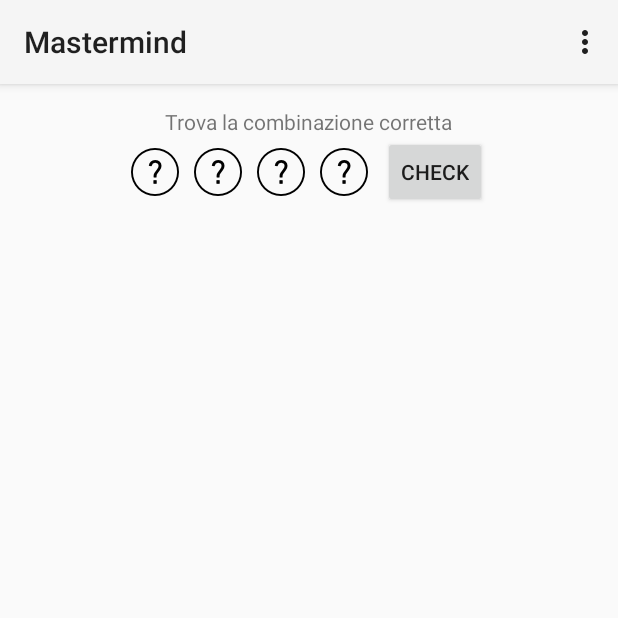
After one commit to FraCas92/Mastermind, an Android app: the MultiPlayerGamePlay screen opened directly, with no data from a screen before it, on a phone screen of 412 x 824 dp, the top half of it. The commit adds this screen. Run offline under Robolectric (Android 15) with nearby library versions, the phone set to English and light mode, and no system bars.

Commit message:
Prima integrazione del prototipo di Mirko con la gestione dei turni..

```diff
--- a/BaseGameUtils/src/main/java/com/google/example/games/basegameutils/BaseGameActivity.java
+++ b/BaseGameUtils/src/main/java/com/google/example/games/basegameutils/BaseGameActivity.java
@@ -114,7 +114,9 @@
     @Override
     protected void onStop() {
         super.onStop();
-        mHelper.onStop();
+        // TODO: OCCHIO.. MOMENTANEAMENTE REMMATA IN QUANTO CHIAMANDO L'ACTIVITY MULTIPLAYER ARRIVA UN ONSTOP CHE STACCA LA CONNESSIONE AI PLAY SERVICES..
+        // QUESTO PERò NON DOVREBBE SUCCEDERE.. L'ACTIVITY DOVREBBE ANDARE IN ONPAUSE.. DA CAPIRE
+        //mHelper.onStop();
     }
 
     @Override
--- a/app/src/main/AndroidManifest.xml
+++ b/app/src/main/AndroidManifest.xml
@@ -23,6 +23,12 @@
             android:label="@string/app_name" >
         </activity>
 
+        <activity
+            android:name="com.example.mastermind.app.MultiPlayerGamePlay"
+            android:theme="@style/Theme.AppCompat.Light"
+            android:label="@string/app_name" >
+        </activity>
+
         <meta-data android:name="com.google.android.gms.version"
             android:value="@integer/google_play_services_version" />
         <meta-data android:name="com.google.android.gms.games.APP_ID"
--- /dev/null
+++ b/app/src/main/java/com/example/mastermind/app/MultiPlayerGamePlay.java
@@ -0,0 +1,162 @@
+package com.example.mastermind.app;
+
+import android.os.Bundle;
+import android.support.v7.app.ActionBarActivity;
+import android.view.Menu;
+import android.view.MenuItem;
+import android.view.View;
+import android.widget.ImageView;
+
+import java.util.ArrayList;
+
+import Bean.ActionItem;
+import QuickAction.QuickAction;
+
+
+public class MultiPlayerGamePlay extends ActionBarActivity {
+
+    ImageView img_primo_colore;
+    ImageView img_secondo_colore;
+    ImageView img_terzo_colore;
+    ImageView img_quarto_colore;
+    ImageView changeImage;  // variabile che conterra' l'ID dell'immagine da modificare ogni qual volta si apre QuickAction
+
+    Integer [] combinazione;
+
+    QuickAction mQuickAction;
+
+    Turn mTurnData;
+
+    @Override
+    protected void onCreate(Bundle savedInstanceState) {
+        super.onCreate(savedInstanceState);
+        setContentView(R.layout.activity_single_player);
+
+        // Recupero id delle immagini
+        img_primo_colore = (ImageView) findViewById(R.id.imageView);
+        img_secondo_colore = (ImageView) findViewById(R.id.imageView2);
+        img_terzo_colore = (ImageView) findViewById(R.id.imageView3);
+        img_quarto_colore = (ImageView) findViewById(R.id.imageView4);
+
+        // Colori da visualizzare nella Quick Action (per la scelta del colore)
+        ActionItem addBlu = new ActionItem();
+        ActionItem addGreen = new ActionItem();
+        ActionItem addRed = new ActionItem();
+        ActionItem addYellow = new ActionItem();
+
+        addBlu.setIcon(getResources().getDrawable(R.drawable.ic_rosso));
+        addGreen.setIcon(getResources().getDrawable(R.drawable.ic_blu));
+        addRed.setIcon(getResources().getDrawable(R.drawable.ic_verde));
+        addYellow.setIcon(getResources().getDrawable(R.drawable.ic_giallo));
+
+        // Creo la Quick action e ci aggiungo i colori
+        mQuickAction = new QuickAction(this);
+        mQuickAction.addActionItem(addBlu);
+        mQuickAction.addActionItem(addGreen);
+        mQuickAction.addActionItem(addRed);
+        mQuickAction.addActionItem(addYellow);
+
+        // Gestione eventi: al click di ogni singola immagine (colore) presente
+        // nell'activity devo richiamare Quick action per la scelta del colore
+        img_primo_colore.setOnClickListener(new View.OnClickListener() {
+            @Override
+            public void onClick(View v) {
+
+                avviaSceltaColore(img_primo_colore);
+
+            }
+        });
+        img_secondo_colore.setOnClickListener(new View.OnClickListener() {
+            @Override
+            public void onClick(View v) {
+
+                avviaSceltaColore(img_secondo_colore);
+
+            }
+        });
+        img_terzo_colore.setOnClickListener(new View.OnClickListener() {
+            @Override
+            public void onClick(View v) {
+
+                avviaSceltaColore(img_primo_colore);
+
+            }
+        });
+        img_quarto_colore.setOnClickListener(new View.OnClickListener() {
+            @Override
+            public void onClick(View v) {
+
+                avviaSceltaColore(img_quarto_colore);
+
+            }
+        });
+
+        // Dopo aver premuto l'immagine dalla quick action è necessario impostare
+        // il colore scelto nell'activity, quindi è presente l'ascoltatore di eventi
+        // che una volta intercettata una click sull'immagine nella Quick action restituisce
+        // il controllo in questo punto
+        mQuickAction.setOnActionItemClickListener(new QuickAction.OnActionItemClickListener() {
+            @Override
+            public void onItemClick(int pos) {
+
+            }
+        });
+
+
+    }
+
+    public void SetTurn(Turn turn)
+    {
+        mTurnData = turn;
+    }
+
+    public void onCheckClicked(View view)
+    {
+        ArrayList<Integer> res = new ArrayList<Integer>(4);
+        res.add(1);
+        res.add(2);
+        res.add(3);
+        res.add(4);
+        getIntent().putIntegerArrayListExtra("combination", res);
+        setResult(RESULT_OK, getIntent());
+        finish();
+    }
+
+    @Override
+    public boolean onCreateOptionsMenu(Menu menu) {
+        // Inflate the menu; this adds items to the action bar if it is present.
+        getMenuInflater().inflate(R.menu.single_player_game_play, menu);
+        return true;
+    }
+
+    @Override
+    public boolean onOptionsItemSelected(MenuItem item) {
+        // Handle action bar item clicks here. The action bar will
+        // automatically handle clicks on the Home/Up button, so long
+        // as you specify a parent activity in AndroidManifest.xml.
+        int id = item.getItemId();
+        if (id == R.id.action_settings) {
+            return true;
+        }
+        return super.onOptionsItemSelected(item);
+    }
+
+    private void avviaSceltaColore(ImageView immagine){
+        changeImage = immagine;
+        //imageScelta = tmp;
+        mQuickAction.setAnimStyle(QuickAction.ANIM_AUTO);
+        mQuickAction.show(immagine);
+    }
+    /*
+    * Genero 4 numeri casuali compresi tra 1 e 4
+    * */
+    private void getCombinazioneMagica(){
+        combinazione = new  Integer[4];
+        for (int i = 0; i < 4; i++) {
+            combinazione[i] = 1+(int)(Math.random()*4);
+        }
+
+
+
+    }
+}
--- a/app/src/main/res/layout/activity_single_player.xml
+++ b/app/src/main/res/layout/activity_single_player.xml
@@ -52,6 +52,7 @@
             style="?android:attr/buttonStyleSmall"
             android:layout_width="wrap_content"
             android:layout_height="wrap_content"
+            android:onClick="onCheckClicked"
             android:text="Check" />
     </LinearLayout>
 
--- a/app/src/main/res/layout/fragment_mainmenu.xml
+++ b/app/src/main/res/layout/fragment_mainmenu.xml
@@ -71,7 +71,7 @@
         <Button android:layout_width="wrap_content"
             android:layout_height="wrap_content"
             android:text="@string/show_achievements"
-            android:layout_marginBottom="20dp"
+            android:layout_marginBottom="5dp"
             android:id="@+id/show_achievements_button" />
 
         <Button android:layout_width="wrap_content"
@@ -84,7 +84,7 @@
         android:layout_height="80dp"
         android:layout_width="match_parent"
         android:background="#f0f0f0"
-        android:layout_marginTop="30dp"
+        android:layout_marginTop="5dp"
         android:orientation="horizontal"
         android:gravity="center"
         android:padding="10dp">
@@ -106,7 +106,7 @@
         android:layout_height="80dp"
         android:layout_width="match_parent"
         android:background="#f0f0f0"
-        android:layout_marginTop="30dp"
+        android:layout_marginTop="5dp"
         android:orientation="horizontal"
         android:gravity="center|right"
         android:padding="10dp">
--- a/app/src/main/res/values/strings.xml
+++ b/app/src/main/res/values/strings.xml
@@ -44,6 +44,7 @@
     <string name="sign_out">Sign out</string>
     <string name="you_win">You win! Your score is:</string>
     <string name="sign_in_to_upload_this_score">Sign in now to upload this score, save your achievements and share your progress with friends.</string>
+    <string name="single_match">single player match</string>
 
 
 
```
Also changed, not shown: app/src/main/java/com/example/mastermind/app/MainActivity.java (+79 -13 lines), app/src/main/java/com/example/mastermind/app/Turn.java (+37 -20 lines), app/src/main/res/layout/activity_main.xml (+8 -1 lines), 2 other files.
